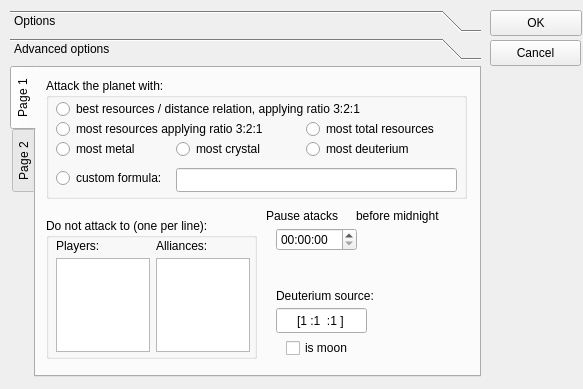
The window that ogbot/src/ui/Options.ui (kovan/kovans-ogbot) describes before a commit, drawn with Qt 5.
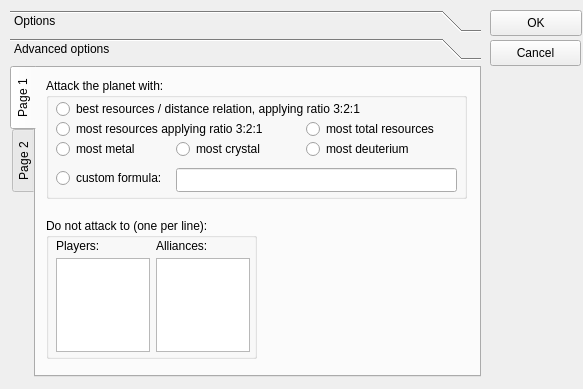
The same window after the commit. The open tabs and pages were chosen to show the change. Icons and pictures are not drawn.

```diff
--- a/ogbot/src/ui/Options.ui
+++ b/ogbot/src/ui/Options.ui
@@ -605,16 +605,6 @@
         </property>
        </widget>
       </widget>
-      <widget class="QTimeEdit" name="timeEdit" >
-       <property name="geometry" >
-        <rect>
-         <x>240</x>
-         <y>160</y>
-         <width>81</width>
-         <height>23</height>
-        </rect>
-       </property>
-      </widget>
       <widget class="QGroupBox" name="groupBox_2" >
        <property name="geometry" >
         <rect>
@@ -686,77 +676,6 @@
         </property>
        </widget>
       </widget>
-      <widget class="QLabel" name="label_5" >
-       <property name="geometry" >
-        <rect>
-         <x>320</x>
-         <y>140</y>
-         <width>91</width>
-         <height>16</height>
-        </rect>
-       </property>
-       <property name="text" >
-        <string>before midnight</string>
-       </property>
-      </widget>
-      <widget class="QCheckBox" name="isMoonCheckBox_2" >
-       <property name="geometry" >
-        <rect>
-         <x>250</x>
-         <y>270</y>
-         <width>71</width>
-         <height>20</height>
-        </rect>
-       </property>
-       <property name="text" >
-        <string>is moon</string>
-       </property>
-      </widget>
-      <widget class="QLineEdit" name="addPlanetLineEdit_2" >
-       <property name="geometry" >
-        <rect>
-         <x>240</x>
-         <y>240</y>
-         <width>91</width>
-         <height>25</height>
-        </rect>
-       </property>
-       <property name="inputMask" >
-        <string>\[99:999:99\]; </string>
-       </property>
-       <property name="text" >
-        <string>[1:1:1]</string>
-       </property>
-       <property name="alignment" >
-        <set>Qt::AlignHCenter</set>
-       </property>
-      </widget>
-      <widget class="QLabel" name="label_4" >
-       <property name="geometry" >
-        <rect>
-         <x>230</x>
-         <y>140</y>
-         <width>74</width>
-         <height>16</height>
-        </rect>
-       </property>
-       <property name="text" >
-        <string>Pause atacks</string>
-       </property>
-      </widget>
-      <widget class="QLabel" name="label_16" >
-       <property name="geometry" >
-        <rect>
-         <x>240</x>
-         <y>220</y>
-         <width>141</width>
-         <height>16</height>
-        </rect>
-       </property>
-       <property name="text" >
-        <string>Deuterium source:</string>
-       </property>
-      </widget>
      </widget>
      <widget class="QWidget" name="tab_2" >
       <attribute name="title" >
```
Left out of the diff: 2 changed lines with no effect on the pictures.
